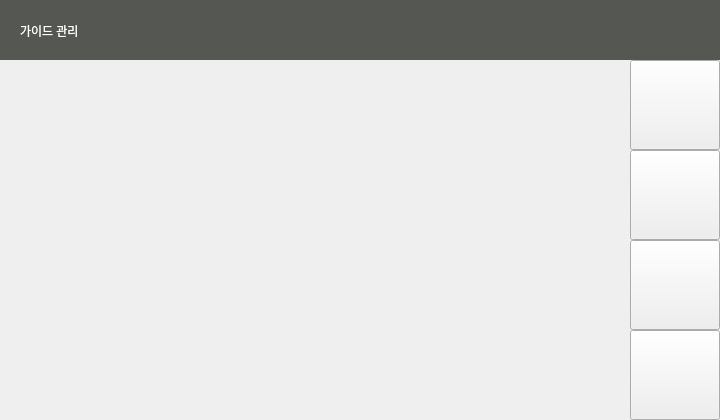
The window that server/guide.ui (a-bnb/travel) describes before a commit, drawn with Qt 5.
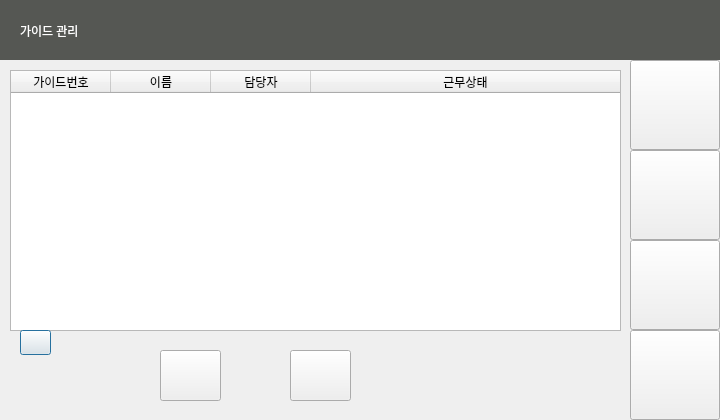
The same window after the commit. Icons and pictures are not drawn.

```diff
--- a/server/guide.ui
+++ b/server/guide.ui
@@ -194,6 +194,165 @@
     <string/>
    </property>
   </widget>
+  <widget class="QTableWidget" name="guidetable">
+   <property name="geometry">
+    <rect>
+     <x>10</x>
+     <y>70</y>
+     <width>611</width>
+     <height>261</height>
+    </rect>
+   </property>
+   <property name="maximumSize">
+    <size>
+     <width>611</width>
+     <height>261</height>
+    </size>
+   </property>
+   <property name="rowCount">
+    <number>0</number>
+   </property>
+   <attribute name="horizontalHeaderCascadingSectionResizes">
+    <bool>false</bool>
+   </attribute>
+   <attribute name="horizontalHeaderShowSortIndicator" stdset="0">
+    <bool>true</bool>
+   </attribute>
+   <attribute name="horizontalHeaderStretchLastSection">
+    <bool>true</bool>
+   </attribute>
+   <attribute name="verticalHeaderVisible">
+    <bool>false</bool>
+   </attribute>
+   <attribute name="verticalHeaderCascadingSectionResizes">
+    <bool>false</bool>
+   </attribute>
+   <attribute name="verticalHeaderShowSortIndicator" stdset="0">
+    <bool>false</bool>
+   </attribute>
+   <attribute name="verticalHeaderStretchLastSection">
+    <bool>false</bool>
+   </attribute>
+   <column>
+    <property name="text">
+     <string>가이드번호</string>
+    </property>
+   </column>
+   <column>
+    <property name="text">
+     <string>이름</string>
+    </property>
+   </column>
+   <column>
+    <property name="text">
+     <string>담당자</string>
+    </property>
+   </column>
+   <column>
+    <property name="text">
+     <string>근무상태</string>
+    </property>
+   </column>
+  </widget>
+  <widget class="QPushButton" name="add_btn">
+   <property name="geometry">
+    <rect>
+     <x>160</x>
+     <y>350</y>
+     <width>61</width>
+     <height>51</height>
+    </rect>
+   </property>
+   <property name="acceptDrops">
+    <bool>false</bool>
+   </property>
+   <property name="styleSheet">
+    <string notr="true"/>
+   </property>
+   <property name="text">
+    <string/>
+   </property>
+   <property name="icon">
+    <iconset resource="resouce.qrc">
+     <normaloff>:/new/prefix1/img/user_add.png</normaloff>:/new/prefix1/img/user_add.png</iconset>
+   </property>
+   <property name="iconSize">
+    <size>
+     <width>50</width>
+     <height>50</height>
+    </size>
+   </property>
+   <property name="shortcut">
+    <string notr="true"/>
+   </property>
+   <property name="autoRepeat">
+    <bool>false</bool>
+   </property>
+   <property name="autoExclusive">
+    <bool>true</bool>
+   </property>
+   <property name="autoDefault">
+    <bool>false</bool>
+   </property>
+  </widget>
+  <widget class="QPushButton" name="remove_btn">
+   <property name="geometry">
+    <rect>
+     <x>290</x>
+     <y>350</y>
+     <width>61</width>
+     <height>51</height>
+    </rect>
+   </property>
+   <property name="acceptDrops">
+    <bool>false</bool>
+   </property>
+   <property name="styleSheet">
+    <string notr="true"/>
+   </property>
+   <property name="text">
+    <string/>
+   </property>
+   <property name="icon">
+    <iconset resource="resouce.qrc">
+     <normaloff>:/new/prefix1/img/user_remove.png</normaloff>:/new/prefix1/img/user_remove.png</iconset>
+   </property>
+   <property name="iconSize">
+    <size>
+     <width>50</width>
+     <height>50</height>
+    </size>
+   </property>
+   <property name="shortcut">
+    <string notr="true"/>
+   </property>
+   <property name="autoRepeat">
+    <bool>false</bool>
+   </property>
+   <property name="autoExclusive">
+    <bool>true</bool>
+   </property>
+   <property name="autoDefault">
+    <bool>false</bool>
+   </property>
+  </widget>
+  <widget class="QPushButton" name="refresh_btn">
+   <property name="geometry">
+    <rect>
+     <x>20</x>
+     <y>330</y>
+     <width>31</width>
+     <height>25</height>
+    </rect>
+   </property>
+   <property name="text">
+    <string/>
+   </property>
+   <property name="icon">
+    <iconset resource="resouce.qrc">
+     <normaloff>:/new/prefix1/img/refresh.png</normaloff>:/new/prefix1/img/refresh.png</iconset>
+   </property>
+  </widget>
   <zorder>beach_btn</zorder>
   <zorder>guide_btn</zorder>
   <zorder>user_btn</zorder>
```
Left out of the diff: 4 changed lines with no effect on the pictures.
